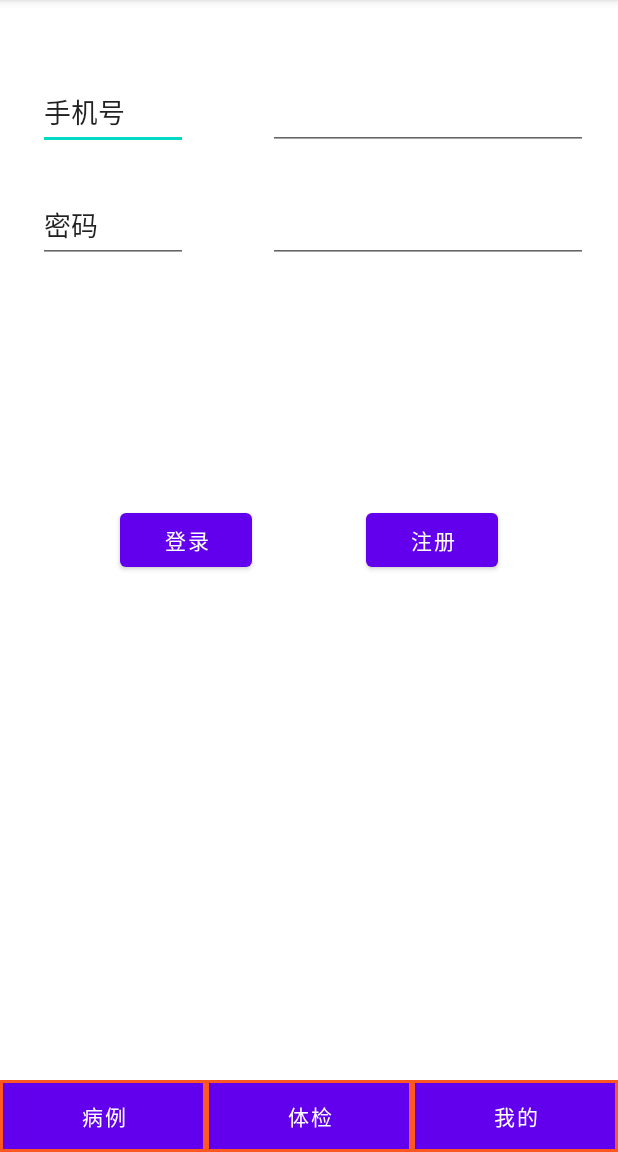
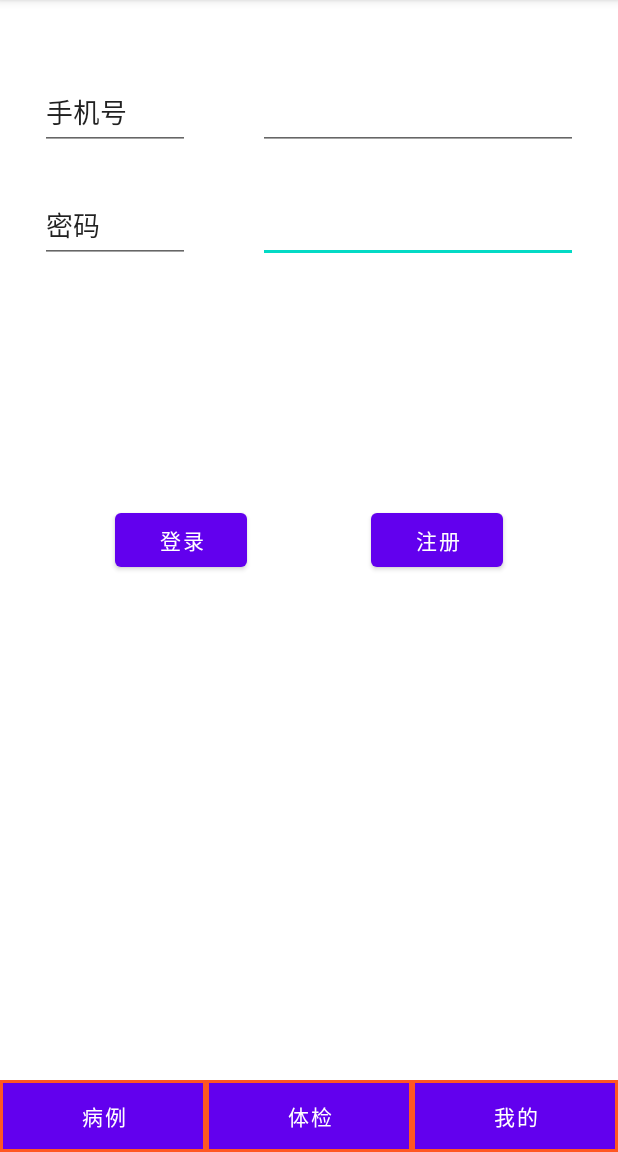
Before and after one commit to windsnow1025/Family-Health-App, an Android app: the screen it shows after launch (MainActivity), on a phone screen of 412 x 824 dp, the part 84-1236 px from its top. Run offline under Robolectric (Android 15) with nearby library versions, the light colour scheme and no system bars.

Commit message:
Fix Layout

```diff
--- a/app/src/main/java/com/project/MainActivity.java
+++ b/app/src/main/java/com/project/MainActivity.java
@@ -1,8 +1,12 @@
 package com.project;
 
 import androidx.appcompat.app.AppCompatActivity;
+import androidx.fragment.app.Fragment;
+import androidx.fragment.app.FragmentTransaction;
 
 import android.os.Bundle;
+import android.view.View;
+import android.widget.Button;
 
 public class MainActivity extends AppCompatActivity {
 
@@ -10,5 +14,42 @@ public class MainActivity extends AppCompatActivity {
     protected void onCreate(Bundle savedInstanceState) {
         super.onCreate(savedInstanceState);
         setContentView(R.layout.activity_main);
+
+        Button button1 = findViewById(R.id.button1);
+        Button button2 = findViewById(R.id.button2);
+        Button button3 = findViewById(R.id.button3);
+
+        button1.setOnClickListener(new View.OnClickListener() {
+            @Override
+            public void onClick(View view) {
+                Fragment fragment = new Fragment();
+                FragmentTransaction transaction = getSupportFragmentManager().beginTransaction();
+                transaction.replace(R.id.fragment_container, fragment);
+                transaction.addToBackStack(null);
+                transaction.commit();
+            }
+        });
+
+        button2.setOnClickListener(new View.OnClickListener() {
+            @Override
+            public void onClick(View view) {
+                Fragment fragment = new Fragment();
+                FragmentTransaction transaction = getSupportFragmentManager().beginTransaction();
+                transaction.replace(R.id.fragment_container, fragment);
+                transaction.addToBackStack(null);
+                transaction.commit();
+            }
+        });
+
+        button3.setOnClickListener(new View.OnClickListener() {
+            @Override
+            public void onClick(View view) {
+                Fragment fragment = new Fragment();
+                FragmentTransaction transaction = getSupportFragmentManager().beginTransaction();
+                transaction.replace(R.id.fragment_container, fragment);
+                transaction.addToBackStack(null);
+                transaction.commit();
+            }
+        });
     }
 }
--- a/app/src/main/res/layout/activity_main.xml
+++ b/app/src/main/res/layout/activity_main.xml
@@ -7,7 +7,7 @@
     tools:context=".MainActivity">
 
     <LinearLayout
-        android:id="@+id/linearLayout"
+        android:id="@+id/fragment_container"
         android:layout_width="0dp"
         android:layout_height="wrap_content"
         android:orientation="horizontal"
@@ -16,7 +16,7 @@
         app:layout_constraintStart_toStartOf="parent">
 
         <Button
-            android:id="@+id/button"
+            android:id="@+id/button1"
             android:layout_width="0dp"
             android:layout_height="wrap_content"
             android:layout_weight="1"
@@ -52,17 +52,55 @@
             app:strokeWidth="2dp" />
     </LinearLayout>
 
+
+    <androidx.constraintlayout.widget.ConstraintLayout
+        android:layout_width="409dp"
+        android:layout_height="0dp"
+        app:layout_constraintBottom_toTopOf="@+id/fragment_container"
+        app:layout_constraintEnd_toEndOf="parent"
+        app:layout_constraintStart_toStartOf="parent"
+        app:layout_constraintTop_toTopOf="parent">
+
+        <Button
+            android:id="@+id/button4"
+            android:layout_width="wrap_content"
+            android:layout_height="wrap_content"
+            android:layout_marginStart="75dp"
+            android:text="登录"
+            app:layout_constraintBottom_toBottomOf="parent"
+            app:layout_constraintStart_toStartOf="parent"
+            app:layout_constraintTop_toTopOf="parent" />
+
+        <Button
+            android:id="@+id/button5"
+            android:layout_width="wrap_content"
+            android:layout_height="wrap_content"
+            android:layout_marginEnd="75dp"
+            android:text="注册"
+            app:layout_constraintBottom_toBottomOf="parent"
+            app:layout_constraintEnd_toEndOf="parent"
+            app:layout_constraintTop_toTopOf="parent" />
+
         <EditText
-        android:id="@+id/editTextTextPersonName3"
-        android:layout_width="100dp"
+            android:id="@+id/editTextTextPassword"
+            android:layout_width="wrap_content"
             android:layout_height="50dp"
-        android:layout_marginStart="25dp"
+            android:layout_marginTop="25dp"
+            android:layout_marginEnd="25dp"
+            android:ems="10"
+            android:inputType="textPassword"
+            app:layout_constraintEnd_toEndOf="parent"
+            app:layout_constraintTop_toBottomOf="@+id/editTextPhone" />
+
+        <EditText
+            android:id="@+id/editTextPhone"
+            android:layout_width="wrap_content"
+            android:layout_height="50dp"
             android:layout_marginTop="50dp"
+            android:layout_marginEnd="25dp"
             android:ems="10"
-        android:inputType="textPersonName"
-        android:singleLine="false"
-        android:text="手机号"
-        app:layout_constraintStart_toStartOf="parent"
+            android:inputType="phone"
+            app:layout_constraintEnd_toEndOf="parent"
             app:layout_constraintTop_toTopOf="parent" />
 
         <EditText
@@ -78,46 +116,18 @@
             app:layout_constraintTop_toBottomOf="@+id/editTextTextPersonName3" />
 
         <EditText
-        android:id="@+id/editTextPhone"
-        android:layout_width="wrap_content"
+            android:id="@+id/editTextTextPersonName3"
+            android:layout_width="100dp"
             android:layout_height="50dp"
+            android:layout_marginStart="25dp"
             android:layout_marginTop="50dp"
-        android:layout_marginEnd="20dp"
             android:ems="10"
-        android:inputType="phone"
-        app:layout_constraintEnd_toEndOf="parent"
-        app:layout_constraintTop_toTopOf="parent" />
-
-    <EditText
-        android:id="@+id/editTextTextPassword"
-        android:layout_width="wrap_content"
-        android:layout_height="50dp"
-        android:layout_marginTop="25dp"
-        android:layout_marginEnd="20dp"
-        android:ems="10"
-        android:inputType="textPassword"
-        app:layout_constraintEnd_toEndOf="parent"
-        app:layout_constraintTop_toBottomOf="@+id/editTextPhone" />
-
-    <Button
-        android:id="@+id/button4"
-        android:layout_width="wrap_content"
-        android:layout_height="wrap_content"
-        android:layout_marginStart="80dp"
-        android:text="登录"
-        app:layout_constraintBottom_toTopOf="@+id/linearLayout"
+            android:inputType="textPersonName"
+            android:singleLine="false"
+            android:text="手机号"
             app:layout_constraintStart_toStartOf="parent"
             app:layout_constraintTop_toTopOf="parent" />
-
-    <Button
-        android:id="@+id/button5"
-        android:layout_width="wrap_content"
-        android:layout_height="wrap_content"
-        android:layout_marginEnd="80dp"
-        android:text="注册"
-        app:layout_constraintBottom_toTopOf="@+id/linearLayout"
-        app:layout_constraintEnd_toEndOf="parent"
-        app:layout_constraintTop_toTopOf="parent" />
+    </androidx.constraintlayout.widget.ConstraintLayout>
 
 
 </androidx.constraintlayout.widget.ConstraintLayout>
```
Lines whose indentation alone changed are shown as unchanged.
